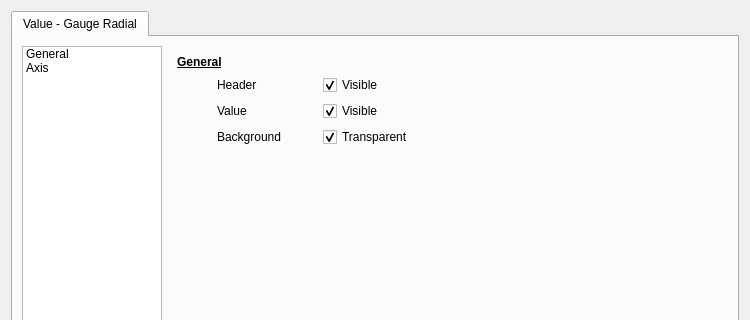
Before: the Qt Designer form ui/element_editors/value_gauge_radial_editor.ui in BrnSlr/CuteBoard, drawn with Qt 5; both pictures show x 0 to 750 and y 0 to 320 of the 750 by 601 pixel window.
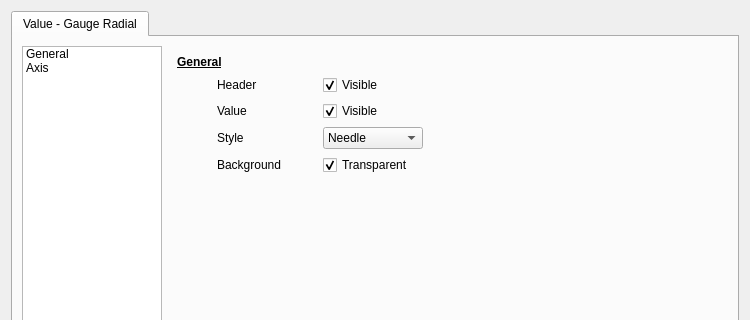
After: the same form once the commit is applied. The open tabs and pages were chosen to show the change.

```diff
--- a/ui/element_editors/value_gauge_radial_editor.ui
+++ b/ui/element_editors/value_gauge_radial_editor.ui
@@ -210,6 +210,72 @@
              </item>
             </layout>
            </item>
+           <item>
+            <layout class="QHBoxLayout" name="horizontalLayout_6">
+             <item>
+              <spacer name="horizontalSpacer_17">
+               <property name="orientation">
+                <enum>Qt::Horizontal</enum>
+               </property>
+               <property name="sizeType">
+                <enum>QSizePolicy::Fixed</enum>
+               </property>
+               <property name="sizeHint" stdset="0">
+                <size>
+                 <width>40</width>
+                 <height>20</height>
+                </size>
+               </property>
+              </spacer>
+             </item>
+             <item>
+              <widget class="QLabel" name="label_6">
+               <property name="minimumSize">
+                <size>
+                 <width>100</width>
+                 <height>0</height>
+                </size>
+               </property>
+               <property name="text">
+                <string>Style</string>
+               </property>
+              </widget>
+             </item>
+             <item>
+              <widget class="QComboBox" name="styleComboBox">
+               <property name="minimumSize">
+                <size>
+                 <width>100</width>
+                 <height>0</height>
+                </size>
+               </property>
+               <item>
+                <property name="text">
+                 <string>Needle</string>
+                </property>
+               </item>
+               <item>
+                <property name="text">
+                 <string>Band</string>
+                </property>
+               </item>
+              </widget>
+             </item>
+             <item>
+              <spacer name="horizontalSpacer_4">
+               <property name="orientation">
+                <enum>Qt::Horizontal</enum>
+               </property>
+               <property name="sizeHint" stdset="0">
+                <size>
+                 <width>40</width>
+                 <height>20</height>
+                </size>
+               </property>
+              </spacer>
+             </item>
+            </layout>
+           </item>
            <item>
             <layout class="QHBoxLayout" name="horizontalLayout_7">
              <item>
```
Left out of the diff: 2 changed lines with no effect on the pictures.
